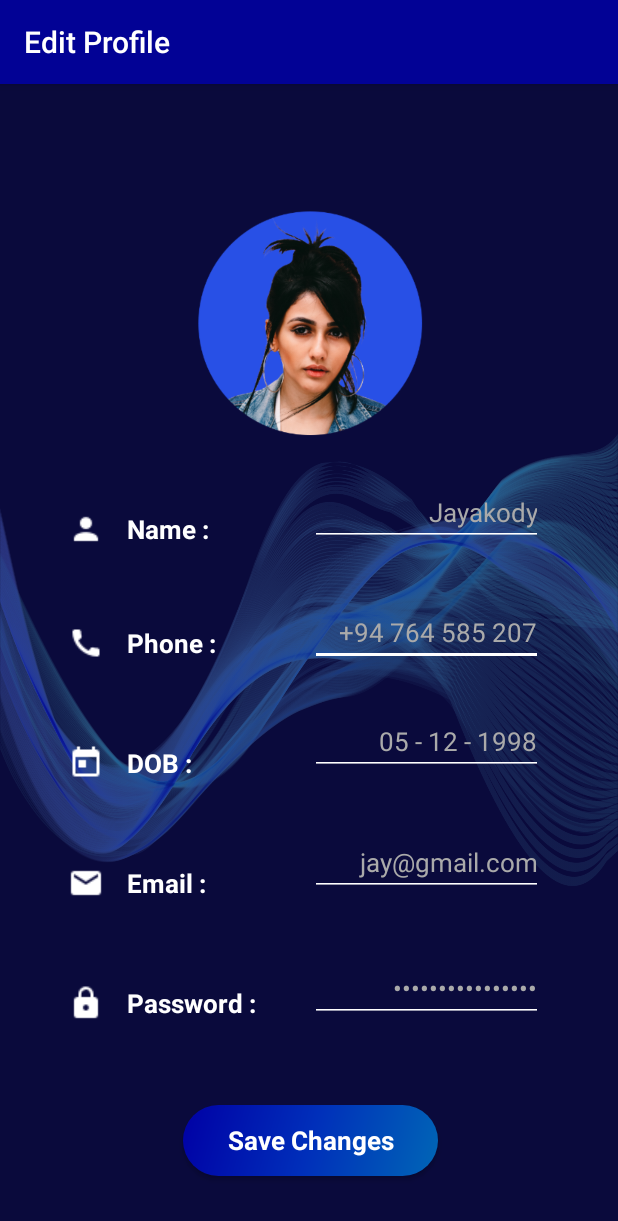
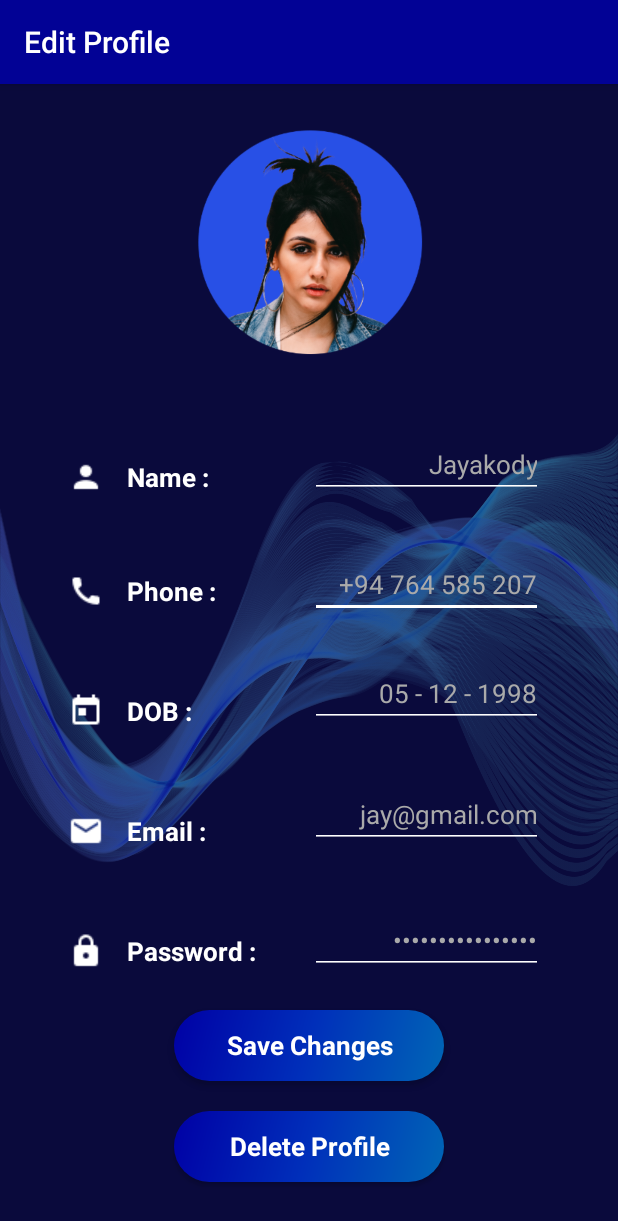
Before and after one commit to Anuththara18/MAD-Project, an Android app: the EditProfileActivity screen opened directly, with no data from a screen before it, on a phone screen of 412 x 824 dp. Shown: the top 1221 px of the screen. Run offline under Robolectric (Android 15) with nearby library versions, the light colour scheme and no system bars; Roboto replaces fonts that are not available here.

Commit message:
Interface Designs Updated II

```diff
--- a/app/src/main/res/layout/activity_edit_profile.xml
+++ b/app/src/main/res/layout/activity_edit_profile.xml
@@ -23,12 +23,12 @@
     <ImageView
         android:layout_width="156dp"
         android:layout_height="162dp"
-        android:layout_marginBottom="23dp"
+        android:layout_marginTop="24dp"
         android:src="@drawable/profile"
-        app:layout_constraintBottom_toTopOf="@+id/editTextTextPersonName"
         app:layout_constraintEnd_toEndOf="parent"
         app:layout_constraintHorizontal_bias="0.498"
-        app:layout_constraintStart_toStartOf="parent" />
+        app:layout_constraintStart_toStartOf="parent"
+        app:layout_constraintTop_toTopOf="parent" />
 
     <TextView
         android:id="@+id/textView3"
@@ -103,7 +103,7 @@
         android:layout_width="wrap_content"
         android:layout_height="wrap_content"
         android:layout_marginStart="25dp"
-        android:layout_marginBottom="143dp"
+        android:layout_marginBottom="178dp"
         android:drawableLeft="@drawable/icon_lock"
         android:drawablePadding="15dp"
         android:fontFamily="@font/marko_one"
@@ -174,7 +174,7 @@
         android:layout_width="155dp"
         android:layout_height="wrap_content"
         android:layout_marginEnd="50dp"
-        android:layout_marginBottom="55dp"
+        android:layout_marginBottom="24dp"
         android:backgroundTint="@color/gradient1"
         android:ems="10"
         android:fontFamily="@font/marko_one"
@@ -207,20 +207,38 @@
 
     <Button
         android:id="@+id/editprofile"
-        android:layout_width="170dp"
+        android:layout_width="180dp"
         android:layout_height="47dp"
-        android:layout_marginStart="148dp"
-        android:layout_marginEnd="152dp"
-        android:layout_marginBottom="40dp"
+        android:layout_marginStart="116dp"
+        android:layout_marginEnd="115dp"
+        android:layout_marginBottom="20dp"
         android:background="@drawable/rounded_buttons"
         android:text="@string/save_changes_btn"
         android:textAppearance="@style/TextAppearance.AppCompat.Body1"
         android:textColor="@android:color/white"
         android:textSize="17sp"
         android:textStyle="bold"
+        app:layout_constraintBottom_toTopOf="@+id/deleteprofile"
+        app:layout_constraintEnd_toEndOf="parent"
+        app:layout_constraintHorizontal_bias="0.0"
+        app:layout_constraintStart_toStartOf="parent" />
+
+    <Button
+        android:id="@+id/deleteprofile"
+        android:layout_width="180dp"
+        android:layout_height="47dp"
+        android:layout_marginStart="116dp"
+        android:layout_marginEnd="115dp"
+        android:layout_marginBottom="36dp"
+        android:background="@drawable/rounded_buttons"
+        android:text="Delete Profile"
+        android:textAppearance="@style/TextAppearance.AppCompat.Body1"
+        android:textColor="@android:color/white"
+        android:textSize="17sp"
+        android:textStyle="bold"
         app:layout_constraintBottom_toBottomOf="parent"
         app:layout_constraintEnd_toEndOf="parent"
-        app:layout_constraintHorizontal_bias="0.456"
+        app:layout_constraintHorizontal_bias="0.0"
         app:layout_constraintStart_toStartOf="parent" />
 
 </androidx.constraintlayout.widget.ConstraintLayout>
--- a/app/src/main/res/layout/spinner_item.xml
+++ b/app/src/main/res/layout/spinner_item.xml
@@ -4,6 +4,7 @@
     android:layout_height="match_parent"
     android:textColor="#ffffff"
     android:textSize="17sp"
-    android:padding="10sp">
+    android:backgroundTint="@color/gradient1"
+    >
 
 </CheckedTextView>
```
Also changed, not shown: app/src/main/res/layout/activity_check_out.xml (+20 -30 lines).
